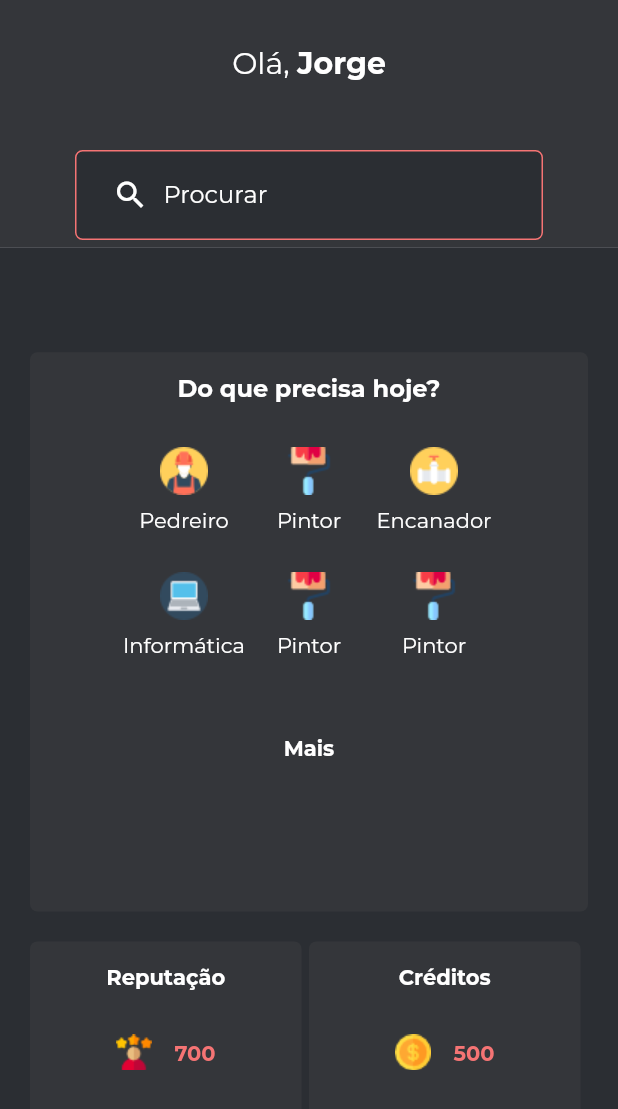
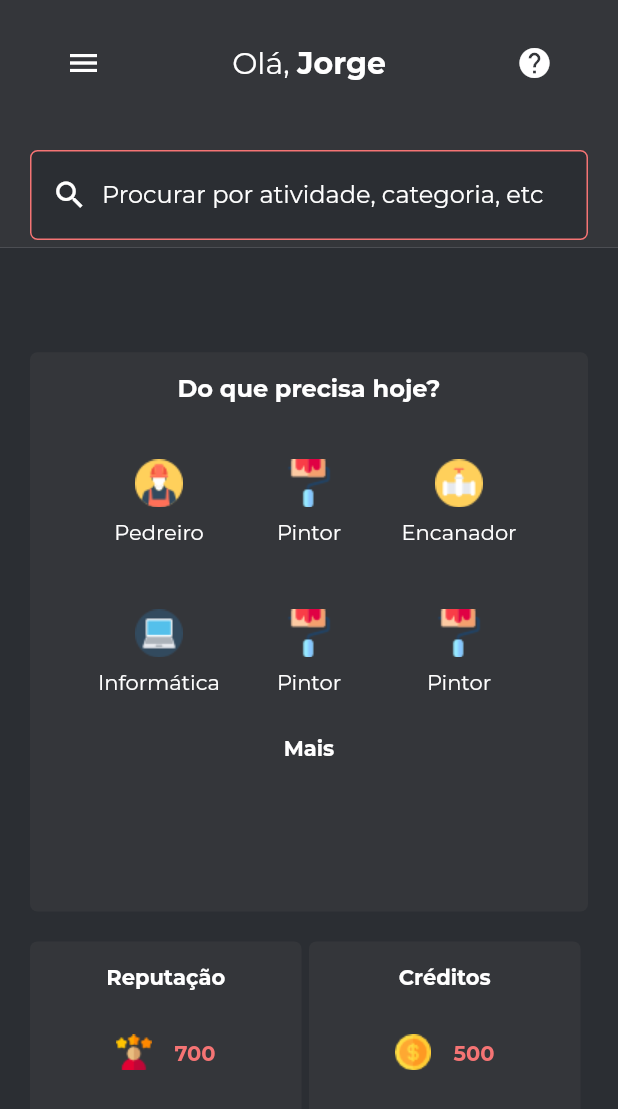
Before and after one commit to franzon/helpr-mobile, a Flutter app: the screen it shows after launch, on a phone screen of 412 x 824 dp. Shown: the top 1109 px of the screen. Run offline on Flutter 3.47's test engine with Material 2 defaults, Android fonts, the phone set to English and light mode, and no system bars; our stand-ins replace flutter_spinkit, page_transition, rxdart, splashscreen; missing offline and left inert: flutter_keychain, flutter_sequence_animation.

Commit message:
Starting client home drawer and separating widgets

```diff
--- a/client/lib/pages/home/client_home_page.dart
+++ b/client/lib/pages/home/client_home_page.dart
@@ -1,4 +1,8 @@
 import 'package:flutter/material.dart';
+import 'package:mobile/pages/home/client_home_all_categories.dart';
+import 'package:mobile/pages/home/client_home_drawer.dart';
+import 'package:page_transition/page_transition.dart';
+
 import 'package:mobile/utils/constants.dart';
 
 class CategoryIcon extends StatelessWidget {
@@ -31,9 +35,22 @@ class ClientHomePage extends StatelessWidget {
   @override
   Widget build(BuildContext context) {
     return Scaffold(
+      drawer: ClientHomeDrawer(),
       body: Stack(
-        children: <Widget>[
-          Column(
+        children: <Widget>[ClientHomeHeader(), ClientHomeSearch()],
+      ),
+    );
+  }
+}
+
+class ClientHomeHeader extends StatelessWidget {
+  const ClientHomeHeader({
+    Key key,
+  }) : super(key: key);
+
+  @override
+  Widget build(BuildContext context) {
+    return Column(
       children: <Widget>[
         Expanded(
           flex: 2,
@@ -42,6 +59,20 @@ class ClientHomePage extends StatelessWidget {
             child: Padding(
               padding: const EdgeInsets.only(top: 30.0),
               child: Row(
+                mainAxisAlignment: MainAxisAlignment.spaceAround,
+                crossAxisAlignment: CrossAxisAlignment.start,
+                children: <Widget>[
+                  Container(
+                    child: Builder(
+                      builder: (context) => GestureDetector(
+                            child: Icon(Icons.menu, color: Colors.white),
+                            onTap: () {
+                              Scaffold.of(context).openDrawer();
+                            },
+                          ),
+                    ),
+                  ),
+                  Row(
                     mainAxisAlignment: MainAxisAlignment.center,
                     crossAxisAlignment: CrossAxisAlignment.start,
                     children: <Widget>[
@@ -60,10 +91,33 @@ class ClientHomePage extends StatelessWidget {
                               fontFamily: "Montserrat"))
                     ],
                   ),
+                  Container(
+                    child: Builder(
+                      builder: (context) => GestureDetector(
+                            child: Icon(Icons.help, color: Colors.white),
+                            onTap: () {},
                           ),
                     ),
                   ),
-              Expanded(
+                ],
+              ),
+            ),
+          ),
+        ),
+        ClientHomeBody()
+      ],
+    );
+  }
+}
+
+class ClientHomeBody extends StatelessWidget {
+  const ClientHomeBody({
+    Key key,
+  }) : super(key: key);
+
+  @override
+  Widget build(BuildContext context) {
+    return Expanded(
         flex: 8,
         child: Container(
           color: colors["backgroundColor"],
@@ -73,8 +127,23 @@ class ClientHomePage extends StatelessWidget {
                 padding: const EdgeInsets.only(
                     left: 20.0, right: 20.0, bottom: 30.0, top: 70.0),
                 child: Column(
-                            children: <Widget>[
-                              Expanded(
+                  children: <Widget>[ClientHomeGrid(), ClientHomeFooter()],
+                ),
+              )
+            ],
+          ),
+        ));
+  }
+}
+
+class ClientHomeGrid extends StatelessWidget {
+  const ClientHomeGrid({
+    Key key,
+  }) : super(key: key);
+
+  @override
+  Widget build(BuildContext context) {
+    return Expanded(
       flex: 2,
       child: Container(
         decoration: BoxDecoration(
@@ -98,46 +167,49 @@ class ClientHomePage extends StatelessWidget {
                 ),
                 SizedBox(
                   height: 190,
-                                            width: 250,
+                  width: 300,
                   child: GridView.count(
                     shrinkWrap: true,
                     crossAxisCount: 3,
                     children: <Widget>[
                       CategoryIcon(
                         text: "Pedreiro",
-                                                  iconPath:
-                                                      "assets/icons/worker.png",
+                        iconPath: "assets/icons/worker.png",
                       ),
                       CategoryIcon(
                         text: "Pintor",
-                                                  iconPath:
-                                                      "assets/icons/painter.png",
+                        iconPath: "assets/icons/painter.png",
                       ),
                       CategoryIcon(
                         text: "Encanador",
-                                                  iconPath:
-                                                      "assets/icons/gas-pipe.png",
+                        iconPath: "assets/icons/gas-pipe.png",
                       ),
                       CategoryIcon(
                         text: "Informática",
-                                                  iconPath:
-                                                      "assets/icons/laptop.png",
+                        iconPath: "assets/icons/laptop.png",
                       ),
                       CategoryIcon(
                         text: "Pintor",
-                                                  iconPath:
-                                                      "assets/icons/painter.png",
+                        iconPath: "assets/icons/painter.png",
                       ),
                       CategoryIcon(
                         text: "Pintor",
-                                                  iconPath:
-                                                      "assets/icons/painter.png",
+                        iconPath: "assets/icons/painter.png",
                       ),
                     ],
                   ),
                 ),
                 Padding(
                   padding: const EdgeInsets.all(15),
+                  child: GestureDetector(
+                    onTap: () {
+                      Navigator.push(
+                          context,
+                          PageTransition(
+                              type: PageTransitionType.scale,
+                              alignment: Alignment.bottomCenter,
+                              child: ClientHomeAllCategories()));
+                    },
                     child: Text(
                       "Mais",
                       style: TextStyle(
@@ -146,21 +218,30 @@ class ClientHomePage extends StatelessWidget {
                           fontWeight: FontWeight.bold),
                     ),
                   ),
+                ),
               ],
             )
           ],
         ),
       ),
-                              ),
-                              Expanded(
+    );
+  }
+}
+
+class ClientHomeFooter extends StatelessWidget {
+  const ClientHomeFooter({
+    Key key,
+  }) : super(key: key);
+
+  @override
+  Widget build(BuildContext context) {
+    return Expanded(
       flex: 1,
       child: Padding(
         padding: const EdgeInsets.only(top: 20.0),
         child: Row(
-                                    mainAxisAlignment:
-                                        MainAxisAlignment.spaceEvenly,
-                                    crossAxisAlignment:
-                                        CrossAxisAlignment.stretch,
+          mainAxisAlignment: MainAxisAlignment.spaceEvenly,
+          crossAxisAlignment: CrossAxisAlignment.stretch,
           children: <Widget>[
             Expanded(
               child: Container(
@@ -168,39 +249,29 @@ class ClientHomePage extends StatelessWidget {
                 child: Column(
                   children: <Widget>[
                     Padding(
-                                                padding:
-                                                    const EdgeInsets.all(15.0),
+                      padding: const EdgeInsets.all(15.0),
                       child: Text(
                         "Reputação",
                         style: TextStyle(
                             color: Colors.white,
                             fontFamily: "Montserrat",
-                                                      fontWeight:
-                                                          FontWeight.bold),
+                            fontWeight: FontWeight.bold),
                       ),
                     ),
                     Padding(
-                                                padding:
-                                                    const EdgeInsets.all(15.0),
+                      padding: const EdgeInsets.all(15.0),
                       child: Row(
-                                                  mainAxisAlignment:
-                                                      MainAxisAlignment.center,
+                        mainAxisAlignment: MainAxisAlignment.center,
                         children: <Widget>[
-                                                    Image.asset(
-                                                        "assets/icons/reputation.png"),
+                          Image.asset("assets/icons/reputation.png"),
                           Padding(
-                                                      padding:
-                                                          const EdgeInsets.only(
-                                                              left: 15.0),
+                            padding: const EdgeInsets.only(left: 15.0),
                             child: Text(
                               "700",
                               style: TextStyle(
-                                                          color: colors[
-                                                              "primaryColor"],
-                                                          fontWeight:
-                                                              FontWeight.bold,
-                                                          fontFamily:
-                                                              "Montserrat",
+                                color: colors["primaryColor"],
+                                fontWeight: FontWeight.bold,
+                                fontFamily: "Montserrat",
                               ),
                             ),
                           )
@@ -211,8 +282,7 @@ class ClientHomePage extends StatelessWidget {
                 ),
                 decoration: BoxDecoration(
                     color: colors["backgroundColor2"],
-                                              borderRadius:
-                                                  BorderRadius.circular(5)),
+                    borderRadius: BorderRadius.circular(5)),
               ),
             ),
             Expanded(
@@ -221,39 +291,29 @@ class ClientHomePage extends StatelessWidget {
                 child: Column(
                   children: <Widget>[
                     Padding(
-                                                padding:
-                                                    const EdgeInsets.all(15.0),
+                      padding: const EdgeInsets.all(15.0),
                       child: Text(
                         "Créditos",
                         style: TextStyle(
                             color: Colors.white,
                             fontFamily: "Montserrat",
-                                                      fontWeight:
-                                                          FontWeight.bold),
+                            fontWeight: FontWeight.bold),
                       ),
                     ),
                     Padding(
-                                                padding:
-                                                    const EdgeInsets.all(15.0),
+                      padding: const EdgeInsets.all(15.0),
                       child: Row(
-                                                  mainAxisAlignment:
-                                                      MainAxisAlignment.center,
+                        mainAxisAlignment: MainAxisAlignment.center,
                         children: <Widget>[
-                                                    Image.asset(
-                                                        "assets/icons/dollar.png"),
+                          Image.asset("assets/icons/dollar.png"),
                           Padding(
-                                                      padding:
-                                                          const EdgeInsets.only(
-                                                              left: 15.0),
+                            padding: const EdgeInsets.only(left: 15.0),
                             child: Text(
                               "500",
                               style: TextStyle(
-                                                          color: colors[
-                                                              "primaryColor"],
-                                                          fontWeight:
-                                                              FontWeight.bold,
-                                                          fontFamily:
-                                                              "Montserrat",
+                                color: colors["primaryColor"],
+                                fontWeight: FontWeight.bold,
+                                fontFamily: "Montserrat",
                               ),
                             ),
                           )
@@ -264,35 +324,39 @@ class ClientHomePage extends StatelessWidget {
                 ),
                 decoration: BoxDecoration(
                     color: colors["backgroundColor2"],
-                                              borderRadius:
-                                                  BorderRadius.circular(5)),
+                    borderRadius: BorderRadius.circular(5)),
               ),
             ),
           ],
         ),
       ),
-                              )
-                            ],
-                          ),
-                        )
-                      ],
-                    ),
-                  ))
-            ],
-          ),
-          Container(
-            margin: EdgeInsets.only(left: 50, right: 50, top: 100),
+    );
+  }
+}
+
+class ClientHomeSearch extends StatelessWidget {
+  const ClientHomeSearch({
+    Key key,
+  }) : super(key: key);
+
+  @override
+  Widget build(BuildContext context) {
+    return Container(
+      margin: EdgeInsets.only(left: 20, right: 20, top: 100),
       height: 60,
       child: TextField(
         style: TextStyle(color: Colors.white, fontFamily: "Montserrat"),
         decoration: InputDecoration(
-                  hintText: "Procurar",
-                  hintStyle:
-                      TextStyle(color: Colors.white, fontFamily: "Montserrat"),
+            hintText: "Procurar por atividade, categoria, etc",
+            hintMaxLines: 1,
+            hintStyle: TextStyle(
+              color: Colors.white,
+              fontFamily: "Montserrat",
+            ),
             filled: true,
             fillColor: colors["backgroundColor"],
             prefixIcon: Padding(
-                    padding: const EdgeInsets.only(left: 25, right: 10),
+              padding: const EdgeInsets.only(left: 10, right: 5),
               child: Icon(Icons.search, color: Colors.white),
             ),
             border: OutlineInputBorder(
@@ -305,9 +369,6 @@ class ClientHomePage extends StatelessWidget {
                 borderSide: BorderSide(color: colors["primaryColor"]),
                 borderRadius: BorderRadius.all(Radius.circular(5)))),
       ),
-          )
-        ],
-      ),
     );
   }
 }
```
Also changed, not shown: client/lib/pages/home/client_home_all_categories.dart (added, +91 -0 lines), client/lib/pages/home/client_home_drawer.dart (added, +23 -0 lines). Lines whose indentation alone changed are shown as unchanged.
